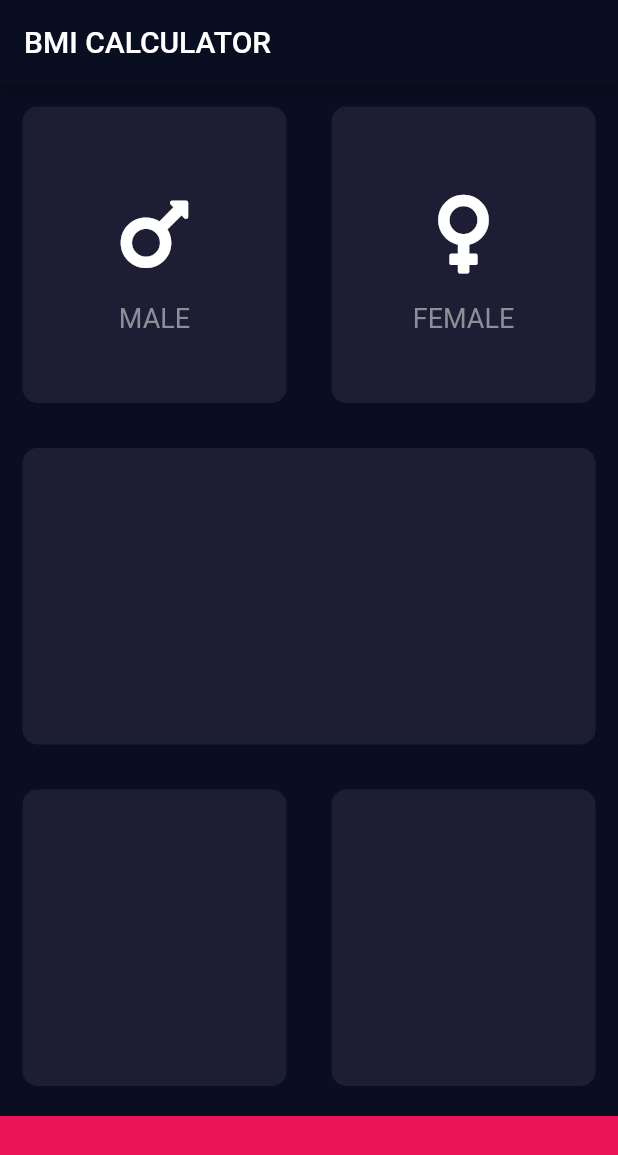
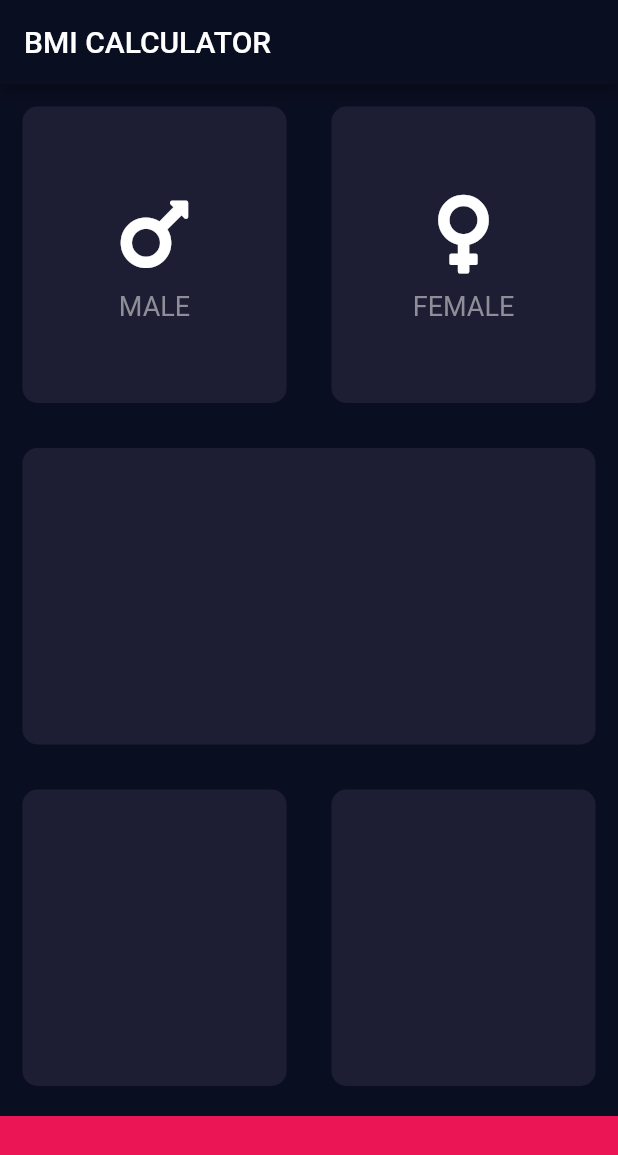
Before and after one commit to londonappbrewery/bmi-calculator-flutter, a Flutter app: the screen it shows after launch, on a phone screen of 412 x 824 dp. Shown: the top 1155 px of the screen. Run offline on Flutter 3.47's test engine with Material 2 defaults, Android fonts, the phone set to English and light mode, and no system bars; our stand-ins replace font_awesome_flutter.

Commit message:
changed the IconButton to be an Icon

```diff
--- a/lib/pages/InputPage.dart
+++ b/lib/pages/InputPage.dart
@@ -32,7 +32,7 @@ class _InputPageState extends State<InputPage> {
                     children: [
                       FontAwesomeWidget(
                         margin: EdgeInsets.only(bottom: 8.0),
-                        icon: FaIcon(FontAwesomeIcons.mars),
+                        icon: FontAwesomeIcons.mars,
                         size: 60.0,
                         textColor: Color(0xFF8D8E98),
                         textSize: 18.0,
@@ -49,7 +49,7 @@ class _InputPageState extends State<InputPage> {
                     children: [
                       FontAwesomeWidget(
                         margin: EdgeInsets.only(bottom: 8.0),
-                        icon: FaIcon(FontAwesomeIcons.venus),
+                        icon: FontAwesomeIcons.venus,
                         size: 60.0,
                         iconText: 'FEMALE',
                         textColor: Color(0xFF8D8E98),
--- a/lib/widgetBuilder/fontAwesomeWidget.dart
+++ b/lib/widgetBuilder/fontAwesomeWidget.dart
@@ -28,15 +28,12 @@ class FontAwesomeWidget extends StatelessWidget {
       mainAxisAlignment: MainAxisAlignment.center,
       children: [
         Container(
-          margin: margin,
-          child: IconButton(
+            margin: margin,
+            child: Icon(
               // Use the FaIcon Widget + FontAwesomeIcons class for the IconData
-              icon: icon,
-              iconSize: size,
-              onPressed: () {
-                callback();
-              }),
-        ),
+              icon,
+              size: size,
+            )),
         Text(
           iconText,
           style: TextStyle(color: textColor, fontSize: textSize),
```
